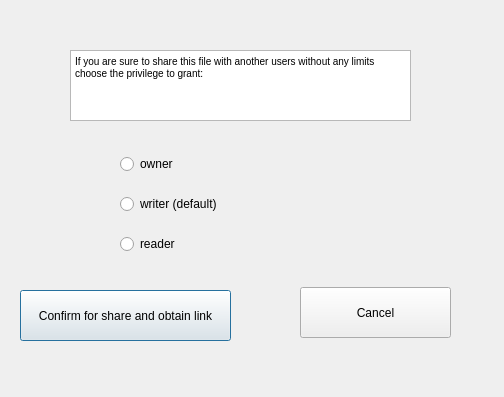
Before: the Qt Designer form GUI/SymposiumGui/activealwayslink.ui in RickZack/Symposium, drawn with Qt 5.
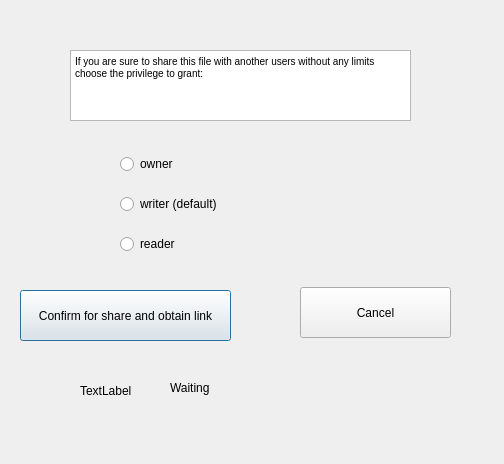
After: the same form once the commit is applied.

```diff
--- a/GUI/SymposiumGui/activealwayslink.ui
+++ b/GUI/SymposiumGui/activealwayslink.ui
@@ -7,7 +7,7 @@
     <x>0</x>
     <y>0</y>
     <width>504</width>
-    <height>397</height>
+    <height>464</height>
    </rect>
   </property>
   <property name="windowTitle">
@@ -89,6 +89,32 @@
     <string>Cancel</string>
    </property>
   </widget>
+  <widget class="QLabel" name="gif">
+   <property name="geometry">
+    <rect>
+     <x>80</x>
+     <y>360</y>
+     <width>55</width>
+     <height>61</height>
+    </rect>
+   </property>
+   <property name="text">
+    <string>TextLabel</string>
+   </property>
+  </widget>
+  <widget class="QLabel" name="waiting">
+   <property name="geometry">
+    <rect>
+     <x>170</x>
+     <y>380</y>
+     <width>141</width>
+     <height>16</height>
+    </rect>
+   </property>
+   <property name="text">
+    <string>Waiting</string>
+   </property>
+  </widget>
  </widget>
  <resources/>
  <connections/>
```
